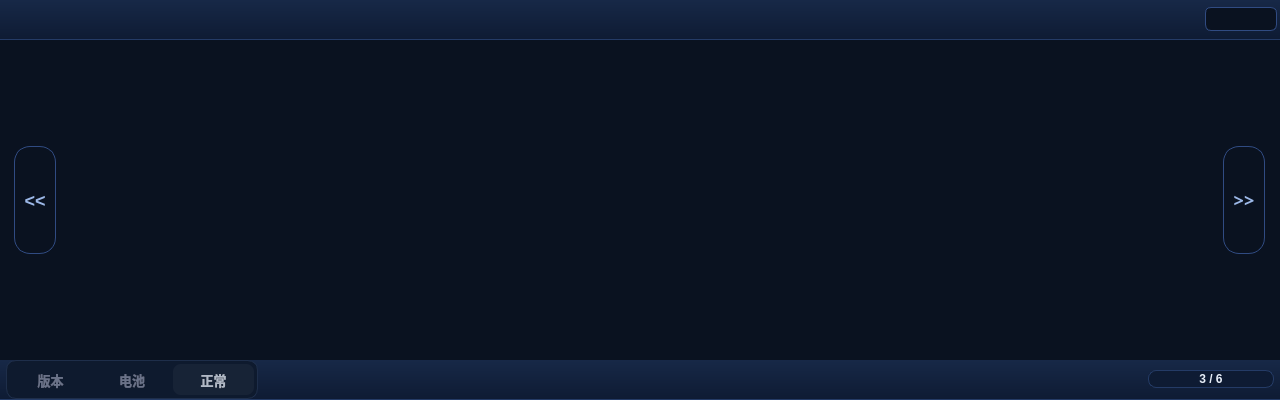
This is widgets/interaction/channelpage.ui in housir-debug/Leacesy_M3506 as Qt 5 draws it before an edit. The edited form follows.
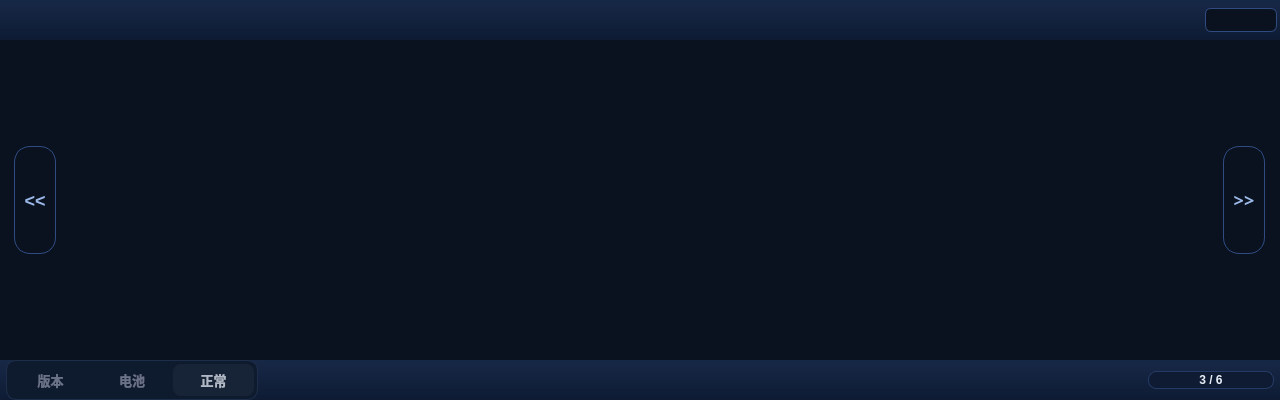
This is the edited form. Icons and pictures are not drawn.

Patch:
```diff
--- a/widgets/interaction/channelpage.ui
+++ b/widgets/interaction/channelpage.ui
@@ -51,7 +51,6 @@
 
 #topnaviga_frame,#botnaviga_frame{
 	background: qlineargradient(x1:0,y1:0,x2:0,y2:1,stop:0 #172847,stop:1 #0E1B33);
-    border-bottom: 1px solid #243B66;
 }
 
 QPushButton{
@@ -166,7 +165,7 @@
      <property name="lineWidth">
       <number>0</number>
      </property>
-     <layout class="QHBoxLayout" name="horizontalLayout" stretch="1,18,2">
+     <layout class="QHBoxLayout" name="horizontalLayout" stretch="1,10,2">
       <property name="spacing">
        <number>9</number>
       </property>
```
